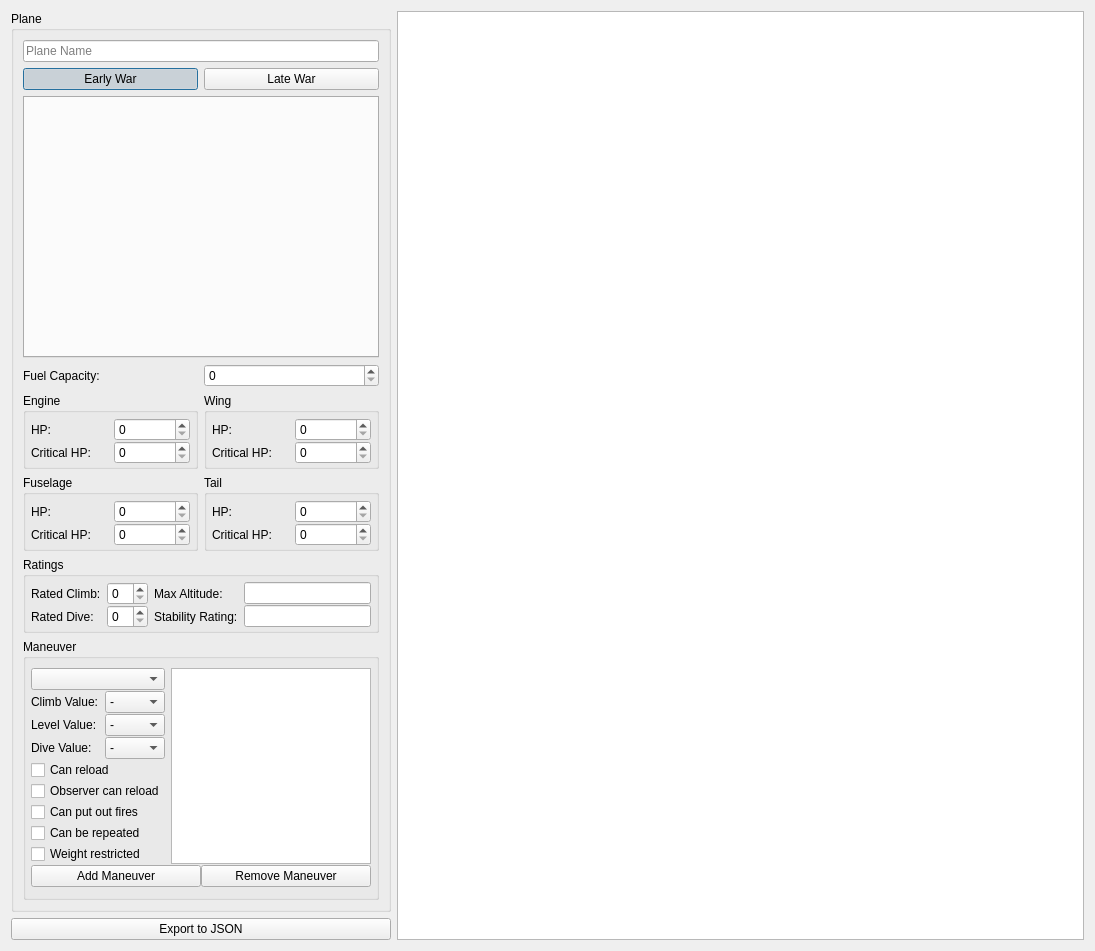
Old version of the form editor/PlaneEditor.ui in the repository wchamilton/CEManeuverLog.
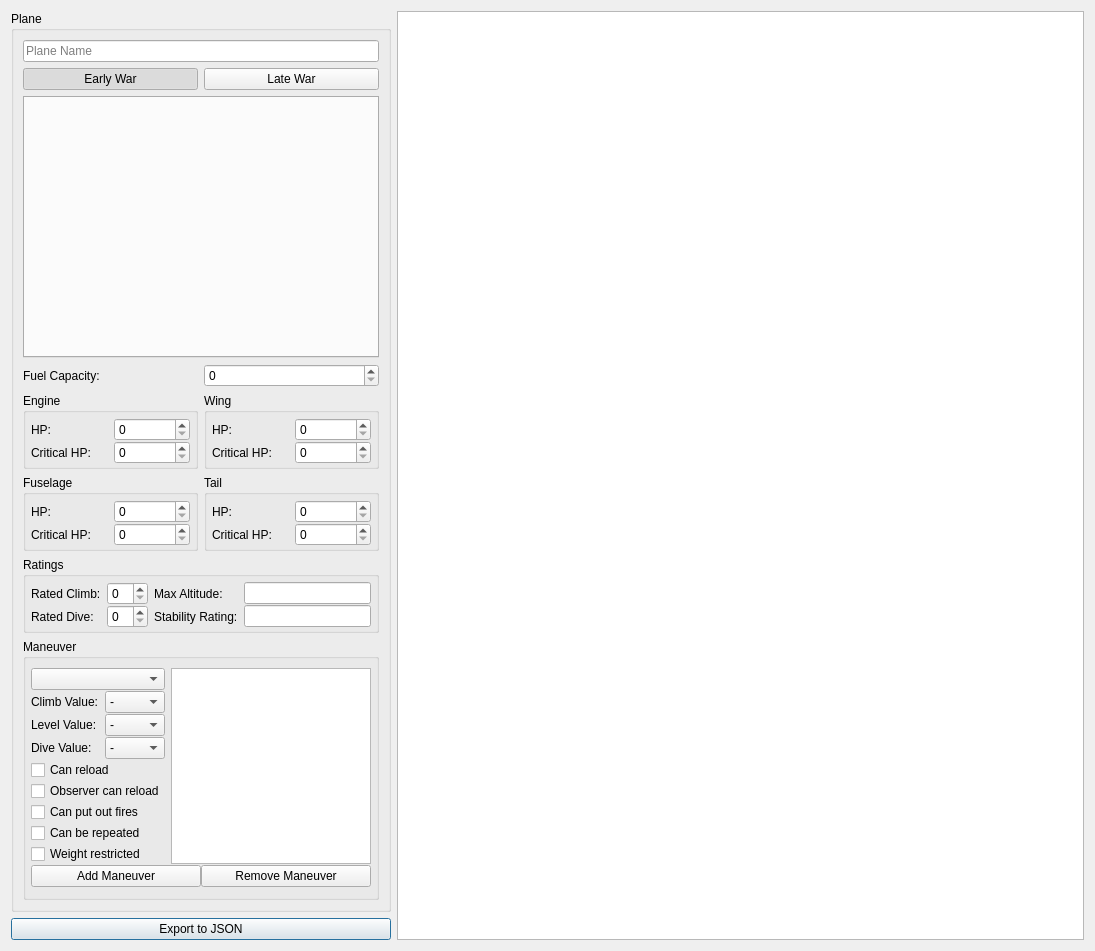
New version of the form. Icons and pictures are not drawn.

```diff
--- a/editor/PlaneEditor.ui
+++ b/editor/PlaneEditor.ui
@@ -532,6 +532,9 @@
      <property name="text">
       <string>Export to JSON</string>
      </property>
+     <property name="default">
+      <bool>true</bool>
+     </property>
     </widget>
    </item>
    <item row="0" column="1" rowspan="2">
```
